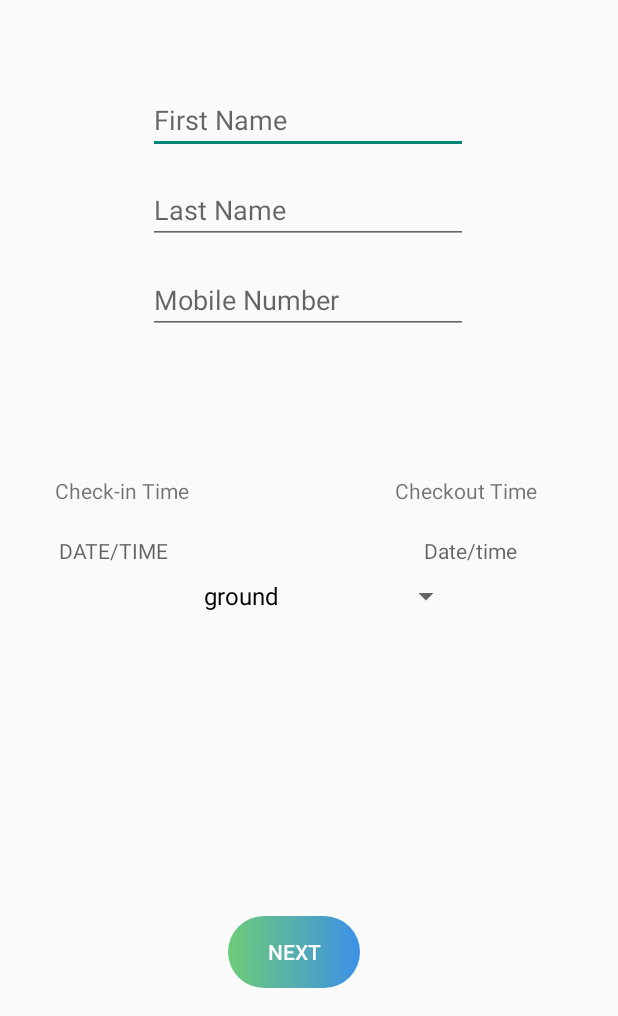
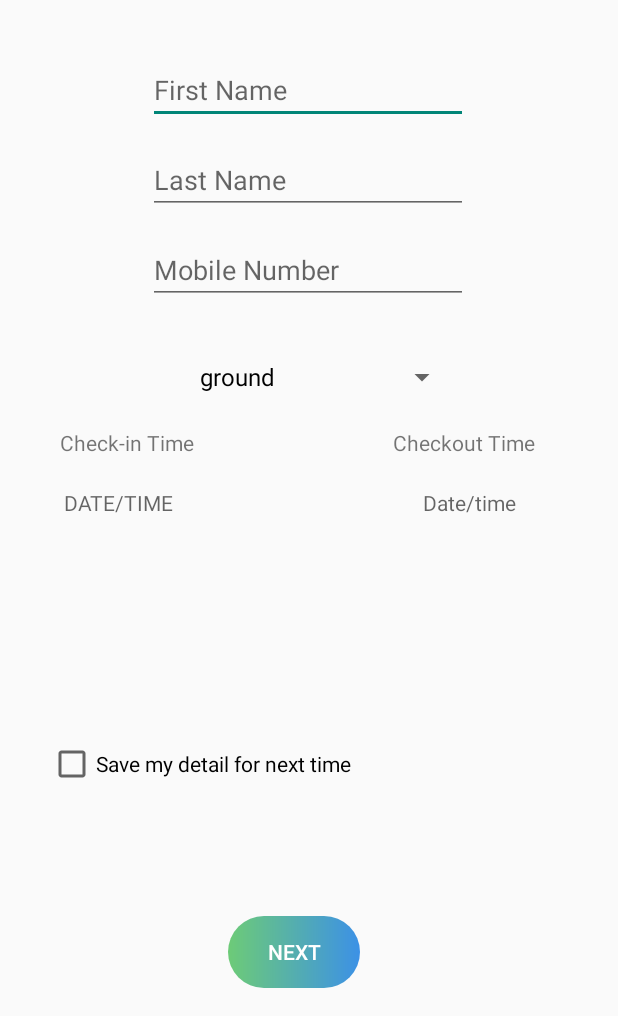
Before and after one commit to NOWISS/INFS3605-H16A-Group4, an Android app: the EmployeeMain screen opened directly, with no data from a screen before it, on a phone screen of 412 x 824 dp, the part 220-1236 px from its top. Run offline under Robolectric (Android 15) with nearby library versions, the phone set to English and light mode, and no system bars.

Commit message:
checkbox for saving data

```diff
--- a/app/src/main/java/com/example/covidscreeningapp/EmployeeMain.java
+++ b/app/src/main/java/com/example/covidscreeningapp/EmployeeMain.java
@@ -5,12 +5,15 @@ import androidx.appcompat.app.AppCompatActivity;
 import android.app.DatePickerDialog;
 import android.app.TimePickerDialog;
 import android.content.Intent;
+import android.content.SharedPreferences;
 import android.os.Bundle;
+import android.preference.PreferenceManager;
 import android.util.Log;
 import android.view.View;
 import android.widget.AdapterView;
 import android.widget.ArrayAdapter;
 import android.widget.Button;
+import android.widget.CheckBox;
 import android.widget.DatePicker;
 import android.widget.EditText;
 import android.widget.ImageView;
@@ -33,6 +36,9 @@ public class EmployeeMain extends AppCompatActivity {
     private String fn,ln,mb,des,checkinTime,CheckoutTime;
     private ImageView lefticon;
     private Spinner sp;
+    private SharedPreferences mPreferences;
+    private SharedPreferences.Editor mEditor;
+    private CheckBox mCheckBox;
 
 
 
@@ -47,6 +53,7 @@ public class EmployeeMain extends AppCompatActivity {
         checkin = findViewById(R.id.checkin);
         checkout = findViewById(R.id.Checkout);
         sp = findViewById(R.id.spinner);
+        mCheckBox = findViewById(R.id.checkBox);
 
         lefticon = findViewById(R.id.back);
         // Make the return button
@@ -57,6 +64,10 @@ public class EmployeeMain extends AppCompatActivity {
                 startActivity(intent1);
             }
         });
+
+        mPreferences = PreferenceManager.getDefaultSharedPreferences(this);
+        mEditor = mPreferences.edit();
+        checkSharePreferences();
 
         // set spinner
         String[] lvls = {"ground","level 1","level 2", "level 3", "level 4", "level 5"};
@@ -103,6 +114,25 @@ public class EmployeeMain extends AppCompatActivity {
                     fn = firstname.getText().toString();
                     ln = lastname.getText().toString();
                     mb = mobile.getText().toString();
+                    if (mCheckBox.isChecked()){
+                        mEditor.putString(getString(R.string.checkbox),"True");
+                        mEditor.commit();
+                        mEditor.putString(getString(R.string.firstname),fn);
+                        mEditor.commit();
+                        mEditor.putString(getString(R.string.lastname),ln);
+                        mEditor.commit();
+                        mEditor.putString(getString(R.string.mobile),mb);
+                        mEditor.commit();
+                    }else{
+                        mEditor.putString(getString(R.string.checkbox),"False");
+                        mEditor.commit();
+                        mEditor.putString(getString(R.string.firstname),"");
+                        mEditor.commit();
+                        mEditor.putString(getString(R.string.lastname),"");
+                        mEditor.commit();
+                        mEditor.putString(getString(R.string.mobile),"");
+                        mEditor.commit();
+                    }
 
                     Intent intent = new Intent(EmployeeMain.this, EmployeeCont.class);
                     Bundle extras = new Bundle();
@@ -187,4 +217,21 @@ public class EmployeeMain extends AppCompatActivity {
 
         return String.valueOf(date_time_in);
     }
+    // Check the shared preferences and set
+    private void checkSharePreferences(){
+        String checkbox = mPreferences.getString(getString(R.string.checkbox),"false");
+        String b1 = mPreferences.getString(getString(R.string.firstname),"");
+        String b2 = mPreferences.getString(getString(R.string.lastname),"");
+        String b3 = mPreferences.getString(getString(R.string.mobile),"");
+
+        firstname.setText(b1);
+        lastname.setText(b2);
+        mobile.setText(b3);
+        if (checkbox.equals("True")){
+            mCheckBox.setChecked(true);
+        }else{
+            mCheckBox.setChecked(false);
+        }
+
+    }
 }
--- a/app/src/main/res/layout/activity_employee_main.xml
+++ b/app/src/main/res/layout/activity_employee_main.xml
@@ -53,9 +53,21 @@
         android:id="@+id/fnames"
         android:layout_width="wrap_content"
         android:layout_height="wrap_content"
-        android:layout_marginTop="204dp"
+        android:layout_marginTop="184dp"
         android:ems="10"
         android:hint="First Name"
+        app:layout_constraintEnd_toEndOf="parent"
+        app:layout_constraintHorizontal_bias="0.497"
+        app:layout_constraintStart_toStartOf="parent"
+        app:layout_constraintTop_toTopOf="parent" />
+
+    <EditText
+        android:id="@+id/lnames"
+        android:layout_width="wrap_content"
+        android:layout_height="wrap_content"
+        android:layout_marginTop="244dp"
+        android:ems="10"
+        android:hint="Last Name"
         app:layout_constraintEnd_toEndOf="parent"
         app:layout_constraintHorizontal_bias="0.497"
         app:layout_constraintStart_toStartOf="parent"
@@ -65,22 +77,10 @@
         android:id="@+id/mobile"
         android:layout_width="wrap_content"
         android:layout_height="wrap_content"
-        android:layout_marginTop="324dp"
+        android:layout_marginTop="304dp"
         android:ems="10"
         android:hint="Mobile Number"
         android:inputType="number"
-        app:layout_constraintEnd_toEndOf="parent"
-        app:layout_constraintHorizontal_bias="0.497"
-        app:layout_constraintStart_toStartOf="parent"
-        app:layout_constraintTop_toTopOf="parent" />
-
-    <EditText
-        android:id="@+id/lnames"
-        android:layout_width="wrap_content"
-        android:layout_height="wrap_content"
-        android:layout_marginTop="264dp"
-        android:ems="10"
-        android:hint="Last Name"
         app:layout_constraintEnd_toEndOf="parent"
         app:layout_constraintHorizontal_bias="0.497"
         app:layout_constraintStart_toStartOf="parent"
@@ -104,10 +104,10 @@
         android:id="@+id/textView13"
         android:layout_width="wrap_content"
         android:layout_height="wrap_content"
-        android:layout_marginTop="464dp"
+        android:layout_marginTop="432dp"
         android:text="Check-in Time"
         app:layout_constraintEnd_toEndOf="parent"
-        app:layout_constraintHorizontal_bias="0.114"
+        app:layout_constraintHorizontal_bias="0.124"
         app:layout_constraintStart_toStartOf="parent"
         app:layout_constraintTop_toTopOf="parent" />
 
@@ -115,10 +115,21 @@
         android:id="@+id/checkin"
         android:layout_width="wrap_content"
         android:layout_height="wrap_content"
-        android:layout_marginTop="504dp"
+        android:layout_marginTop="472dp"
         android:hint="DATE/TIME"
         app:layout_constraintEnd_toEndOf="parent"
-        app:layout_constraintHorizontal_bias="0.117"
+        app:layout_constraintHorizontal_bias="0.126"
+        app:layout_constraintStart_toStartOf="parent"
+        app:layout_constraintTop_toTopOf="parent" />
+
+    <TextView
+        android:id="@+id/textView14"
+        android:layout_width="wrap_content"
+        android:layout_height="wrap_content"
+        android:layout_marginTop="432dp"
+        android:text="Checkout Time"
+        app:layout_constraintEnd_toEndOf="parent"
+        app:layout_constraintHorizontal_bias="0.826"
         app:layout_constraintStart_toStartOf="parent"
         app:layout_constraintTop_toTopOf="parent" />
 
@@ -126,21 +137,10 @@
         android:id="@+id/Checkout"
         android:layout_width="wrap_content"
         android:layout_height="wrap_content"
-        android:layout_marginTop="504dp"
+        android:layout_marginTop="472dp"
         android:hint="Date/time"
         app:layout_constraintEnd_toEndOf="parent"
-        app:layout_constraintHorizontal_bias="0.808"
-        app:layout_constraintStart_toStartOf="parent"
-        app:layout_constraintTop_toTopOf="parent" />
-
-    <TextView
-        android:id="@+id/textView14"
-        android:layout_width="wrap_content"
-        android:layout_height="wrap_content"
-        android:layout_marginTop="464dp"
-        android:text="Checkout Time"
-        app:layout_constraintEnd_toEndOf="parent"
-        app:layout_constraintHorizontal_bias="0.829"
+        app:layout_constraintHorizontal_bias="0.805"
         app:layout_constraintStart_toStartOf="parent"
         app:layout_constraintTop_toTopOf="parent" />
 
@@ -148,10 +148,27 @@
         android:id="@+id/spinner"
         android:layout_width="200dp"
         android:layout_height="wrap_content"
-        android:layout_marginStart="108dp"
-        android:layout_marginBottom="236dp"
+
+
         android:padding="20dp"
         app:layout_constraintBottom_toBottomOf="parent"
+        app:layout_constraintEnd_toEndOf="parent"
+        app:layout_constraintHorizontal_bias="0.497"
+        app:layout_constraintStart_toStartOf="parent"
+        app:layout_constraintTop_toTopOf="parent"
+        app:layout_constraintVertical_bias="0.481" />
+
+    <CheckBox
+        android:id="@+id/checkBox"
+        android:layout_width="wrap_content"
+        android:layout_height="wrap_content"
+        android:layout_marginStart="32dp"
+        android:layout_marginEnd="285dp"
+        android:layout_marginBottom="152dp"
+        android:text="Save my detail for next time"
+        app:layout_constraintBottom_toBottomOf="parent"
+        app:layout_constraintEnd_toEndOf="parent"
+        app:layout_constraintHorizontal_bias="0.0"
         app:layout_constraintStart_toStartOf="parent" />
 
 </androidx.constraintlayout.widget.ConstraintLayout>
--- a/app/src/main/res/layout/activity_select_portal.xml
+++ b/app/src/main/res/layout/activity_select_portal.xml
@@ -116,7 +116,7 @@
                 android:layout_width="130dp"
                 android:layout_height="wrap_content"
                 android:layout_marginTop="24dp"
-                android:layout_marginEnd="28dp"
+                android:layout_marginEnd="24dp"
                 android:padding="20dp"
                 app:layout_constraintEnd_toStartOf="@+id/time"
                 app:layout_constraintTop_toTopOf="parent" />
--- a/app/src/main/res/layout/activity_visitor_check_in.xml
+++ b/app/src/main/res/layout/activity_visitor_check_in.xml
@@ -123,10 +123,10 @@
         android:id="@+id/spinner_visitor"
         android:layout_width="200dp"
         android:layout_height="wrap_content"
-        android:layout_marginStart="108dp"
-        android:layout_marginBottom="240dp"
+        android:layout_marginBottom="364dp"
         android:padding="20dp"
         app:layout_constraintBottom_toBottomOf="parent"
+        app:layout_constraintEnd_toEndOf="parent"
         app:layout_constraintStart_toStartOf="parent" />
 
 </androidx.constraintlayout.widget.ConstraintLayout>
--- a/app/src/main/res/values/strings.xml
+++ b/app/src/main/res/values/strings.xml
@@ -1,5 +1,9 @@
 <resources>
     <string name="app_name">Covid Screening App</string>
+    <string name="checkbox">com.example.covidscreeningapp.checkbox</string>
+    <string name="firstname">com.example.covidscreeningapp.firstname</string>
+    <string name="lastname">com.example.covidscreeningapp.lastname</string>
+    <string name="mobile">com.example.covidscreeningapp.mobile</string>
     <string name="title_activity_employee_main">EmployeeMain</string>
     <!-- Strings used for fragments for navigation -->
     <string name="first_fragment_label">First Fragment</string>
```
